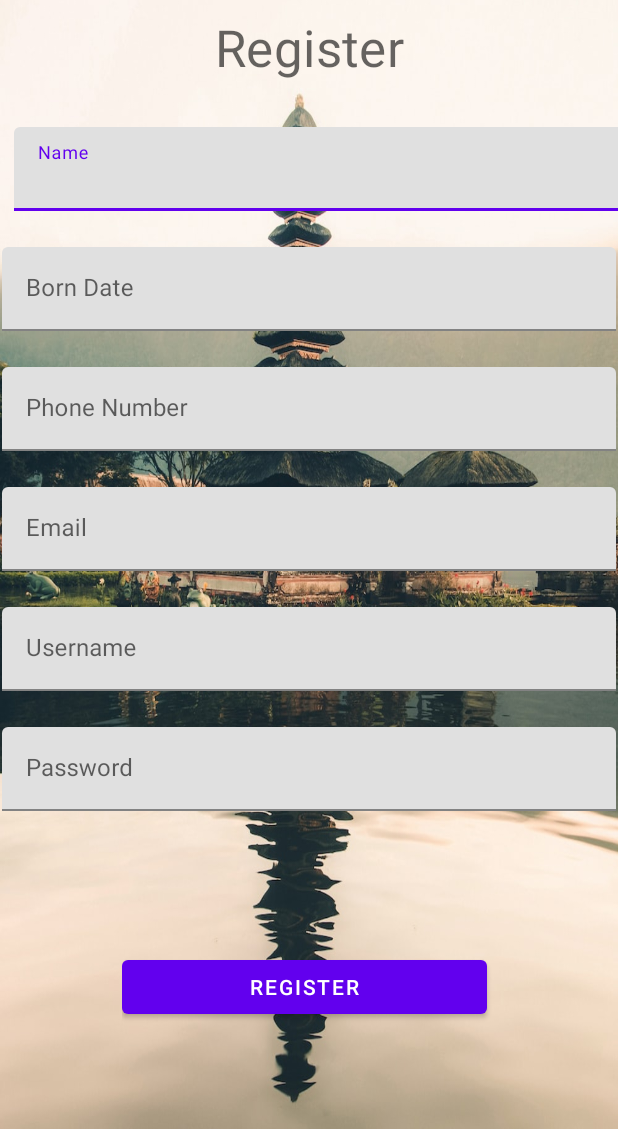
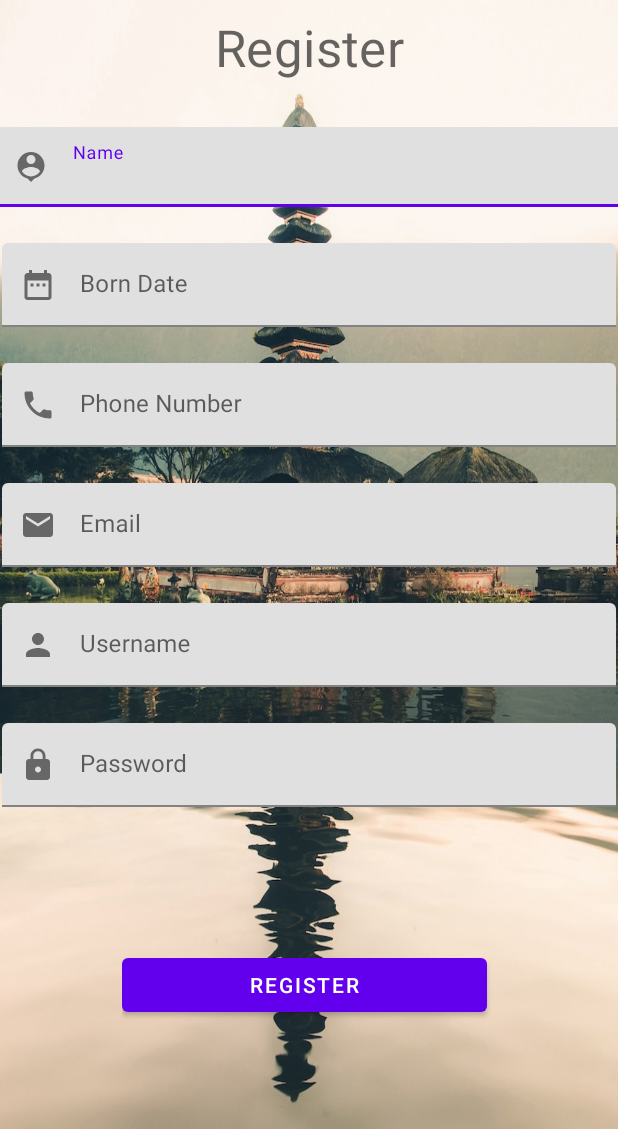
Before and after one commit to theodorus96/UGD3_13, an Android app: the RegisterActivity screen opened directly, with no data from a screen before it, on a phone screen of 412 x 824 dp, the part 107-1236 px from its top. Run offline under Robolectric (Android 15) with nearby library versions, the phone set to English and light mode, and no system bars.

Commit message:
icon regis

```diff
--- /dev/null
+++ b/app/src/main/res/drawable/ic_date_range_24.xml
@@ -0,0 +1,5 @@
+<vector android:height="24dp" android:tint="#000000"
+    android:viewportHeight="24" android:viewportWidth="24"
+    android:width="24dp" xmlns:android="http://schemas.android.com/apk/res/android">
+    <path android:fillColor="@android:color/white" android:pathData="M9,11L7,11v2h2v-2zM13,11h-2v2h2v-2zM17,11h-2v2h2v-2zM19,4h-1L18,2h-2v2L8,4L8,2L6,2v2L5,4c-1.11,0 -1.99,0.9 -1.99,2L3,20c0,1.1 0.89,2 2,2h14c1.1,0 2,-0.9 2,-2L21,6c0,-1.1 -0.9,-2 -2,-2zM19,20L5,20L5,9h14v11z"/>
+</vector>
--- /dev/null
+++ b/app/src/main/res/drawable/ic_l_lock_24.xml
@@ -0,0 +1,5 @@
+<vector android:height="24dp" android:tint="#000000"
+    android:viewportHeight="24" android:viewportWidth="24"
+    android:width="24dp" xmlns:android="http://schemas.android.com/apk/res/android">
+    <path android:fillColor="@android:color/white" android:pathData="M18,8h-1L17,6c0,-2.76 -2.24,-5 -5,-5S7,3.24 7,6v2L6,8c-1.1,0 -2,0.9 -2,2v10c0,1.1 0.9,2 2,2h12c1.1,0 2,-0.9 2,-2L20,10c0,-1.1 -0.9,-2 -2,-2zM12,17c-1.1,0 -2,-0.9 -2,-2s0.9,-2 2,-2 2,0.9 2,2 -0.9,2 -2,2zM15.1,8L8.9,8L8.9,6c0,-1.71 1.39,-3.1 3.1,-3.1 1.71,0 3.1,1.39 3.1,3.1v2z"/>
+</vector>
--- /dev/null
+++ b/app/src/main/res/drawable/ic_mail_24.xml
@@ -0,0 +1,5 @@
+<vector android:height="24dp" android:tint="#000000"
+    android:viewportHeight="24" android:viewportWidth="24"
+    android:width="24dp" xmlns:android="http://schemas.android.com/apk/res/android">
+    <path android:fillColor="@android:color/white" android:pathData="M20,4L4,4c-1.1,0 -1.99,0.9 -1.99,2L2,18c0,1.1 0.9,2 2,2h16c1.1,0 2,-0.9 2,-2L22,6c0,-1.1 -0.9,-2 -2,-2zM20,8l-8,5 -8,-5L4,6l8,5 8,-5v2z"/>
+</vector>
--- /dev/null
+++ b/app/src/main/res/drawable/ic_p_person_24.xml
@@ -0,0 +1,5 @@
+<vector android:height="24dp" android:tint="#000000"
+    android:viewportHeight="24" android:viewportWidth="24"
+    android:width="24dp" xmlns:android="http://schemas.android.com/apk/res/android">
+    <path android:fillColor="@android:color/white" android:pathData="M12,12c2.21,0 4,-1.79 4,-4s-1.79,-4 -4,-4 -4,1.79 -4,4 1.79,4 4,4zM12,14c-2.67,0 -8,1.34 -8,4v2h16v-2c0,-2.66 -5.33,-4 -8,-4z"/>
+</vector>
--- /dev/null
+++ b/app/src/main/res/drawable/ic_person_pin_24.xml
@@ -0,0 +1,5 @@
+<vector android:height="24dp" android:tint="#000000"
+    android:viewportHeight="24" android:viewportWidth="24"
+    android:width="24dp" xmlns:android="http://schemas.android.com/apk/res/android">
+    <path android:fillColor="@android:color/white" android:pathData="M12,2c-4.97,0 -9,4.03 -9,9 0,4.17 2.84,7.67 6.69,8.69L12,22l2.31,-2.31C18.16,18.67 21,15.17 21,11c0,-4.97 -4.03,-9 -9,-9zM12,4c1.66,0 3,1.34 3,3s-1.34,3 -3,3 -3,-1.34 -3,-3 1.34,-3 3,-3zM12,18.3c-2.5,0 -4.71,-1.28 -6,-3.22 0.03,-1.99 4,-3.08 6,-3.08 1.99,0 5.97,1.09 6,3.08 -1.29,1.94 -3.5,3.22 -6,3.22z"/>
+</vector>
--- /dev/null
+++ b/app/src/main/res/drawable/ic_phone_24.xml
@@ -0,0 +1,5 @@
+<vector android:height="24dp" android:tint="#000000"
+    android:viewportHeight="24" android:viewportWidth="24"
+    android:width="24dp" xmlns:android="http://schemas.android.com/apk/res/android">
+    <path android:fillColor="@android:color/white" android:pathData="M6.62,10.79c1.44,2.83 3.76,5.14 6.59,6.59l2.2,-2.2c0.27,-0.27 0.67,-0.36 1.02,-0.24 1.12,0.37 2.33,0.57 3.57,0.57 0.55,0 1,0.45 1,1V20c0,0.55 -0.45,1 -1,1 -9.39,0 -17,-7.61 -17,-17 0,-0.55 0.45,-1 1,-1h3.5c0.55,0 1,0.45 1,1 0,1.25 0.2,2.45 0.57,3.57 0.11,0.35 0.03,0.74 -0.25,1.02l-2.2,2.2z"/>
+</vector>
--- a/app/src/main/res/layout/activity_register.xml
+++ b/app/src/main/res/layout/activity_register.xml
@@ -21,12 +21,13 @@
 
     <com.google.android.material.textfield.TextInputLayout
         android:id="@+id/tilName"
-        android:layout_width="409dp"
-        android:layout_height="wrap_content"
+        android:layout_width="420dp"
+        android:layout_height="53dp"
         android:layout_marginStart="16dp"
         android:layout_marginTop="100dp"
+        android:layout_marginEnd="16dp"
         app:layout_constraintEnd_toEndOf="parent"
-
+        app:startIconDrawable="@drawable/ic_person_pin_24"
         app:layout_constraintStart_toStartOf="parent"
         app:layout_constraintTop_toTopOf="parent">
 
@@ -45,6 +46,7 @@
         android:layout_marginTop="24dp"
         android:layout_marginEnd="16dp"
         app:layout_constraintEnd_toEndOf="parent"
+        app:startIconDrawable="@drawable/ic_date_range_24"
         app:layout_constraintStart_toStartOf="parent"
         app:layout_constraintTop_toBottomOf="@+id/tilName">
 
@@ -63,6 +65,7 @@
         android:layout_marginTop="24dp"
         android:layout_marginEnd="16dp"
         app:layout_constraintEnd_toEndOf="parent"
+        app:startIconDrawable="@drawable/ic_phone_24"
         app:layout_constraintStart_toStartOf="parent"
         app:layout_constraintTop_toBottomOf="@+id/tilBornDate">
 
@@ -81,6 +84,7 @@
         android:layout_marginTop="24dp"
         android:layout_marginEnd="16dp"
         app:layout_constraintEnd_toEndOf="parent"
+        app:startIconDrawable="@drawable/ic_mail_24"
         app:layout_constraintStart_toStartOf="parent"
         app:layout_constraintTop_toBottomOf="@+id/tilPhoneNumber">
 
@@ -99,6 +103,7 @@
         android:layout_marginTop="24dp"
         android:layout_marginEnd="16dp"
         app:layout_constraintEnd_toEndOf="parent"
+        app:startIconDrawable="@drawable/ic_p_person_24"
         app:layout_constraintStart_toStartOf="parent"
         app:layout_constraintTop_toBottomOf="@+id/tilEmail">
 
@@ -117,6 +122,7 @@
         android:layout_marginTop="24dp"
         android:layout_marginEnd="16dp"
         app:layout_constraintEnd_toEndOf="parent"
+        app:startIconDrawable="@drawable/ic_l_lock_24"
         app:layout_constraintStart_toStartOf="parent"
         app:layout_constraintTop_toBottomOf="@+id/tilUsername">
 
```
